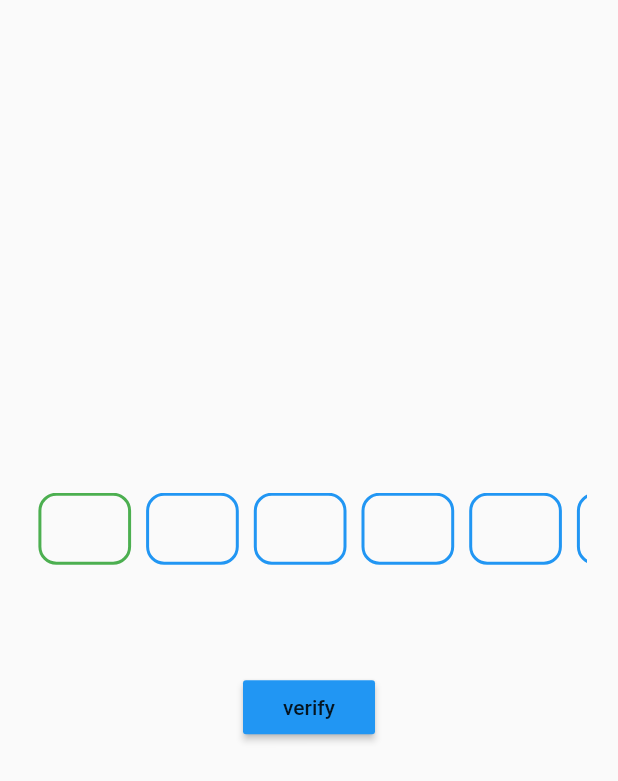
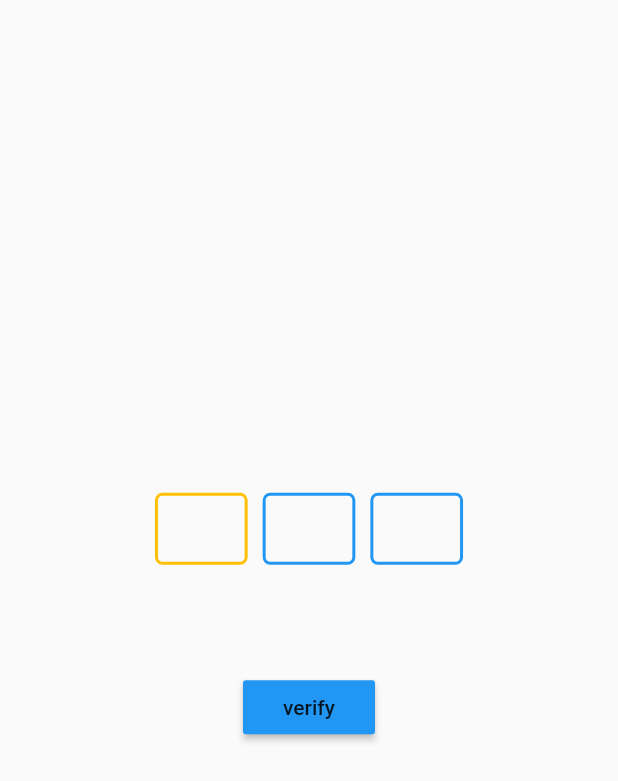
Before and after one commit to AhkamKhalaaf/otp_sample, a Flutter app: the screen it shows after launch, on a phone screen of 412 x 824 dp. Shown: the top 781 px of the screen. Run offline on Flutter 3.47's test engine with Material 2 defaults, Android fonts, the phone set to English and light mode, and no system bars.

Commit message:
more custmizable

```diff
--- a/lib/views/home_page.dart
+++ b/lib/views/home_page.dart
@@ -8,7 +8,13 @@ class HomePage extends StatelessWidget {
   @override
   Widget build(BuildContext context) {
     return const Scaffold(
-      body: OptFormUi(numberDigits: 7),
+      body: OptFormUi(
+          numberDigits: 3,
+          backGroundColor: Colors.transparent,
+          borderRadius: 5.0,
+          enabledColorBorder: Colors.blue,
+          focusColorBorder: Colors.amber,
+          labelColor: Colors.blue),
     );
   }
 }
--- a/lib/views/opt_form_ui.dart
+++ b/lib/views/opt_form_ui.dart
@@ -1,8 +1,22 @@
 import 'package:flutter/material.dart';
 
+import 'otp_text_field.dart';
+
 class OptFormUi extends StatefulWidget {
-  const OptFormUi({Key? key, required this.numberDigits}) : super(key: key);
+  const OptFormUi({Key? key,
+    required this.numberDigits,
+    required this.labelColor,
+    this.backGroundColor = Colors.white,
+    required this.enabledColorBorder,
+    required this.focusColorBorder,
+    required this.borderRadius})
+      : super(key: key);
   final int numberDigits;
+  final Color focusColorBorder;
+  final Color enabledColorBorder;
+  final Color backGroundColor;
+  final double borderRadius;
+  final Color labelColor;
 
   @override
   State<OptFormUi> createState() => _OptFormUiState();
@@ -10,12 +24,15 @@ class OptFormUi extends StatefulWidget {
 
 class _OptFormUiState extends State<OptFormUi> {
   List<TextEditingController> keysController = [];
+  List<FocusNode> focusNodes = [];
   String valueText = '';
   final formKey = GlobalKey<FormState>();
 
   initControllers(int numberDigits) {
     for (int i = 0; i < numberDigits; i++) {
+      var focusNode$i = FocusNode();
       keysController.add(TextEditingController());
+      focusNodes.add(focusNode$i);
     }
   }
 
@@ -28,7 +45,9 @@ class _OptFormUiState extends State<OptFormUi> {
 
   @override
   Widget build(BuildContext context) {
-    Size sizeScreen = MediaQuery.of(context).size;
+    Size sizeScreen = MediaQuery
+        .of(context)
+        .size;
 
     return Center(
       child: Padding(
@@ -41,23 +60,24 @@ class _OptFormUiState extends State<OptFormUi> {
                 height: sizeScreen.width * 0.2,
                 child: Form(
                   key: formKey,
-                  child: ListView.builder(
-                      scrollDirection: Axis.horizontal,
-                      itemCount: widget.numberDigits,
-                      itemBuilder: (context, index) {
-                        return otpTextField(
-                            textEditingController: keysController[index],
-                            context: context,
-                            isFirst: index == 0 ? true : false,
-                            autoFocus: index == 0 ? true : false,
-                            borderRadius: 12.0,
-                            enabledColorBorder: Colors.blue,
-                            focusColorBorder: Colors.green,
-                            isLast:
-                                index == widget.numberDigits - 1 ? true : false,
-                            textInputType: TextInputType.number,
-                            sizeScreen: sizeScreen);
-                      }),
+                  child: Wrap(
+                    children:
+                    List<Widget>.generate(widget.numberDigits, (index) {
+                      return OtpTextField(backGroundColor: widget.backGroundColor,
+                          nextFocusNode: index == widget.numberDigits - 1 ?FocusNode():focusNodes[index+1],
+                          ownFocusNode: focusNodes[index],
+                          labelColor: widget.labelColor,
+                          textEditingController: keysController[index],
+                          context: context,
+                          //isFirst: index == 0 ? true : false,
+                          autoFocus: index == 0 ? true : false,
+                          borderRadius: widget.borderRadius,
+                          enabledColorBorder: widget.enabledColorBorder,
+                          focusColorBorder: widget.focusColorBorder,
+                          //   isLast: index == widget.numberDigits - 1 ? true : false,
+                          sizeScreen: sizeScreen);
+                    }),
+                  ),
                 )),
             SizedBox(
               height: sizeScreen.width * 0.025,
@@ -80,6 +100,7 @@ class _OptFormUiState extends State<OptFormUi> {
   }
 
   findValueOfOtp() {
+    FocusScope.of(context).unfocus();
     valueText = '';
     if (!formKey.currentState!.validate()) {
       return;
@@ -91,72 +112,4 @@ class _OptFormUiState extends State<OptFormUi> {
     }
     setState(() {});
   }
-
-  Widget otpTextField(
-      {required BuildContext context,
-      required textInputType,
-      required focusColorBorder,
-      required borderRadius,
-      required enabledColorBorder,
-      required isLast,
-      required autoFocus,
-      required isFirst,
-      required sizeScreen,
-      required textEditingController}) {
-    return Container(
-      margin: const EdgeInsets.only(left: 5.0, right: 5.0),
-      width: sizeScreen.width * 0.15,
-      child: TextFormField(
-        validator: (value) {
-          if (value!.isEmpty) {
-            return '';
-          }
-          return null;
-        },
-        autofocus: true,
-        showCursor: false,
-        readOnly: false,
-        onChanged: (value) {
-          onChangeFunc(
-              context: context,
-              isFirstDigit: isFirst,
-              isLastDigit: isLast,
-              value: value);
-        },
-        textAlign: TextAlign.center,
-        style: const TextStyle(fontWeight: FontWeight.bold, fontSize: 20.0),
-        keyboardType: textInputType,
-        maxLength: 1,
-        controller: textEditingController,
-        decoration: InputDecoration(
-            contentPadding: const EdgeInsets.all(0.0),
-            counter: const Offstage(),
-            focusedBorder: OutlineInputBorder(
-                borderSide: BorderSide(width: 2.0, color: focusColorBorder),
-                borderRadius: BorderRadius.circular(borderRadius)),
-            enabledBorder: OutlineInputBorder(
-                borderSide: BorderSide(width: 2.0, color: enabledColorBorder),
-                borderRadius: BorderRadius.circular(borderRadius)),
-            errorBorder: OutlineInputBorder(
-                borderSide: const BorderSide(width: 2.0, color: Colors.red),
-                borderRadius: BorderRadius.circular(borderRadius))),
-      ),
-    );
-  }
-
-  onChangeFunc(
-      {required BuildContext context,
-      required bool isFirstDigit,
-      required bool isLastDigit,
-      required String value}) {
-    if (value.length == 1 && isLastDigit == false) {
-      FocusScope.of(context).nextFocus();
-    }
-    if (value.isEmpty && isFirstDigit == false) {
-      FocusScope.of(context).previousFocus();
-    }
-    if (value.length == 1 && isLastDigit == true) {
-      FocusScope.of(context).requestFocus(FocusNode());
-    }
-  }
 }
--- /dev/null
+++ b/lib/views/otp_text_field.dart
@@ -0,0 +1,96 @@
+import 'package:flutter/material.dart';
+
+class OtpTextField extends StatelessWidget {
+  const OtpTextField(
+      {Key? key,
+      required this.context,
+      required this.textEditingController,
+      this.backGroundColor = Colors.white,
+      required this.focusColorBorder,
+      required this.enabledColorBorder,
+      required this.borderRadius,
+      required this.labelColor,
+      required this.sizeScreen,
+      required this.ownFocusNode,
+      required this.nextFocusNode,
+      required this.autoFocus})
+      : super(key: key);
+  final BuildContext context;
+  final Color focusColorBorder;
+  final Color enabledColorBorder;
+  final Color backGroundColor;
+  final double borderRadius;
+  final Color labelColor;
+  final bool autoFocus;
+  final Size sizeScreen;
+  final TextEditingController textEditingController;
+  final FocusNode ownFocusNode;
+  final FocusNode nextFocusNode;
+
+  @override
+  Widget build(BuildContext context) {
+    return Container(
+      margin: const EdgeInsets.only(left: 5.0, right: 5.0),
+      width: sizeScreen.width * 0.15,
+      child: TextFormField(
+        validator: (value) {
+          if (value!.isEmpty) {
+            return '';
+          }
+          return null;
+        },focusNode: ownFocusNode,
+        autofocus: true,
+        showCursor: false,  textInputAction: TextInputAction.next,
+        readOnly: false,
+        onFieldSubmitted: (value) {
+           FocusScope.of(context).requestFocus(nextFocusNode);
+        },
+
+        // onChanged: (value) {
+        //   onChangeFunc(
+        //       context: context,
+        //       isFirstDigit: isFirst,
+        //       isLastDigit: isLast,
+        //       value: value);
+        // },
+        textAlign: TextAlign.center,
+        style:   TextStyle(fontWeight: FontWeight.bold, fontSize: 20.0,color: labelColor),
+        maxLength: 1,
+        controller: textEditingController,
+        decoration: InputDecoration(
+            filled: true,
+            fillColor: backGroundColor,
+            contentPadding: const EdgeInsets.all(0.0),
+            counter: const Offstage(),
+            focusedBorder: OutlineInputBorder(
+                borderSide: BorderSide(width: 2.0, color: focusColorBorder),
+                borderRadius: BorderRadius.circular(borderRadius)),
+            enabledBorder: OutlineInputBorder(
+                borderSide: BorderSide(width: 2.0, color: enabledColorBorder),
+                borderRadius: BorderRadius.circular(borderRadius)),
+            focusedErrorBorder: OutlineInputBorder(
+                borderSide: const BorderSide(width: 2.0, color: Colors.red),
+                borderRadius: BorderRadius.circular(borderRadius)),
+            errorBorder: OutlineInputBorder(
+                borderSide: const BorderSide(width: 2.0, color: Colors.red),
+                borderRadius: BorderRadius.circular(borderRadius))),
+      ),
+    );
+  }
+
+  onChangeFunc(
+      {required BuildContext context,
+      required bool isFirstDigit,
+      required bool isLastDigit,
+      required String value}) {
+    if (value.length == 1 && isLastDigit == false) {
+      FocusScope.of(context).nextFocus();
+    }
+    if (value.isEmpty && isFirstDigit == false) {
+      FocusScope.of(context).previousFocus();
+    }
+    if (value.length == 1 && isLastDigit == true) {
+      FocusScope.of(context).requestFocus(FocusNode());
+    }
+  }
+}
```
